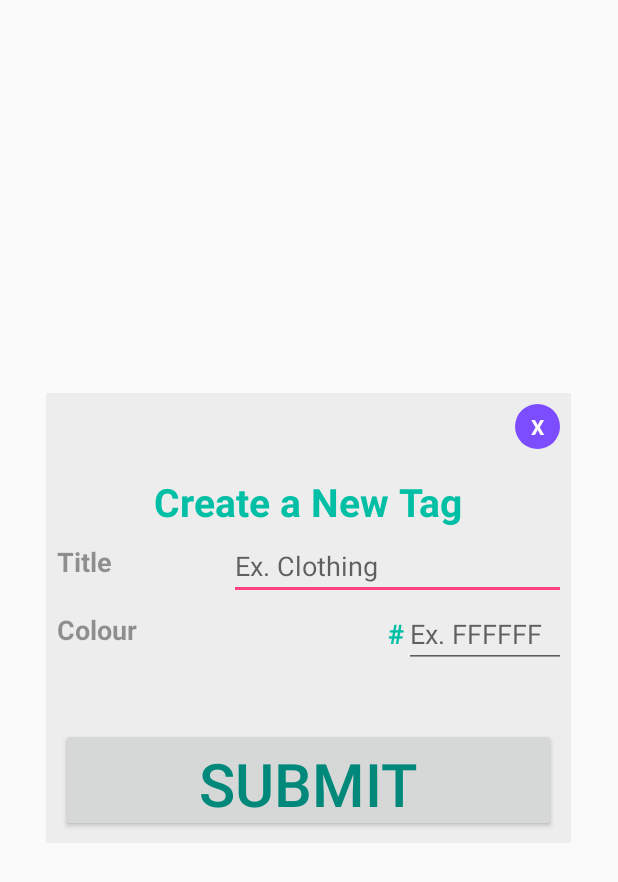
After one commit to chrismarcok/BudgetBuddy, an Android app: the layout tag_popup.xml on its own in the app's theme, with its tools: preview values and no code run, on a phone screen of 412 x 824 dp. The commit adds this screen. Shown: the top 882 px of the screen. Run offline under Robolectric (Android 15) with nearby library versions, the phone set to English and light mode, and no system bars.

Commit message:
work of some form was accomplished

```diff
--- a/app/src/main/java/com/example/chris/mysqliteproject/TagAdapter.java
+++ b/app/src/main/java/com/example/chris/mysqliteproject/TagAdapter.java
@@ -40,7 +40,7 @@ public class TagAdapter extends BaseAdapter {
         TextView titleTextView = (TextView) v.findViewById(R.id.titleTagTextView);
         TextView colorTextView = (TextView) v.findViewById(R.id.colorTagTextView);
 
-        String thisColor = colors[i];
+        String thisColor = "#" + colors[i].toUpperCase();
         String thisTitle = titles[i];
 
         titleTextView.setText(thisTitle);
--- /dev/null
+++ b/app/src/main/res/layout/tag_popup.xml
@@ -0,0 +1,128 @@
+<?xml version="1.0" encoding="utf-8"?>
+<LinearLayout xmlns:android="http://schemas.android.com/apk/res/android"
+    android:layout_width="350dp"
+    android:layout_height="300dp"
+    android:layout_gravity="center"
+    android:background="@color/lightgray"
+    android:orientation="vertical"
+    android:padding="7dp">
+
+    <LinearLayout
+        android:layout_width="match_parent"
+        android:layout_height="35dp">
+
+        <TextView
+            android:id="@+id/txtclose"
+            android:layout_width="30dp"
+            android:layout_height="30dp"
+            android:layout_marginLeft="305dp"
+            android:background="@drawable/circlebackgroundpurple"
+            android:gravity="center"
+            android:text="X"
+            android:textColor="@color/white"
+            android:textStyle="bold"
+
+            />
+    </LinearLayout>
+
+    <LinearLayout
+        android:layout_width="match_parent"
+        android:layout_height="wrap_content"
+        android:orientation="vertical">
+
+        <TextView
+            android:layout_width="match_parent"
+            android:layout_height="40dp"
+            android:layout_marginTop="10dp"
+            android:gravity="center"
+            android:text="Create a New Tag"
+            android:textColor="@color/green"
+            android:textSize="26dp"
+            android:textStyle="bold" />
+
+        <LinearLayout
+            android:layout_width="match_parent"
+            android:layout_height="wrap_content"
+            android:orientation="horizontal">
+
+            <LinearLayout
+                android:layout_width="85dp"
+                android:layout_height="40dp">
+
+                <TextView
+                    android:layout_width="wrap_content"
+                    android:layout_height="40dp"
+                    android:gravity="center"
+                    android:text="Title"
+                    android:textColor="@color/black_overlay"
+                    android:textSize="18dp"
+                    android:textStyle="bold" />
+            </LinearLayout>
+
+            <EditText
+                android:id="@+id/tagPopupTitleEditText"
+                android:layout_width="267dp"
+                android:layout_height="wrap_content"
+                android:layout_marginLeft="29dp"
+
+                android:ems="10"
+                android:hint="Ex. Clothing"
+                android:inputType="textLongMessage" />
+        </LinearLayout>
+
+        <LinearLayout
+            android:layout_width="match_parent"
+            android:layout_height="wrap_content"
+            android:orientation="horizontal">
+
+            <LinearLayout
+                android:layout_width="85dp"
+                android:layout_height="40dp">
+
+                <TextView
+                    android:layout_width="wrap_content"
+                    android:layout_height="40dp"
+                    android:gravity="center"
+                    android:text="Colour"
+                    android:textColor="@color/black_overlay"
+                    android:textSize="18dp"
+                    android:textStyle="bold" />
+            </LinearLayout>
+
+            <TextView
+                android:layout_width="wrap_content"
+                android:layout_height="40dp"
+                android:layout_marginLeft="135dp"
+                android:text="#"
+                android:textColor="@color/green"
+                android:textSize="18sp"
+                android:textStyle="bold" />
+
+            <EditText
+                android:id="@+id/tagPopupColourEditText"
+                android:layout_width="110dp"
+                android:layout_height="wrap_content"
+                android:ems="10"
+                android:hint="Ex. FFFFFF"
+                android:inputType="textShortMessage"
+                android:visibility="visible" />
+        </LinearLayout>
+
+
+        <Button
+            android:id="@+id/submitButton"
+
+            android:layout_width="330dp"
+            android:layout_height="wrap_content"
+            android:layout_gravity="center_horizontal"
+            android:layout_marginTop="40dp"
+            android:text="Submit"
+            android:textColor="@color/darkSeaGreen"
+            android:textSize="40dp" />
+        <!--
+        android:onClick="showConfirmPopUp"
+        -->
+
+    </LinearLayout>
+
+</LinearLayout>
```
Also changed, not shown: app/src/main/java/com/example/chris/mysqliteproject/TagsActivity.java (+99 -0 lines), app/src/main/java/com/example/chris/mysqliteproject/User.java (+9 -0 lines), app/src/main/res/layout/activity_tags.xml (+19 -0 lines), 1 other file.
